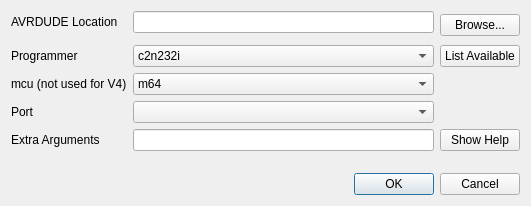
Above: src/burnconfigdialog.ui from roberto1903/companion9x before the change. Below: the same form after it.
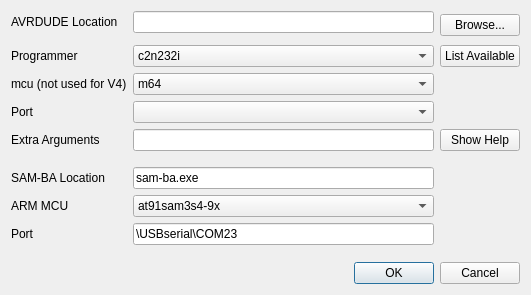
That is the form after the change. Icons and pictures are not drawn.

Patch:
```diff
--- a/src/burnconfigdialog.ui
+++ b/src/burnconfigdialog.ui
@@ -7,7 +7,7 @@
     <x>0</x>
     <y>0</y>
     <width>531</width>
-    <height>206</height>
+    <height>295</height>
    </rect>
   </property>
   <property name="windowTitle">
@@ -548,6 +548,95 @@
        </item>
       </widget>
      </item>
+     <item row="8" column="2">
+      <widget class="QComboBox" name="arm_mcu">
+       <property name="toolTip">
+        <string>CPU of your TX</string>
+       </property>
+       <property name="whatsThis">
+        <string>CPU present on your 9x radio
+Should be m64 for stock radios
+m2560 for v4.1 boards</string>
+       </property>
+       <property name="insertPolicy">
+        <enum>QComboBox::InsertAlphabetically</enum>
+       </property>
+       <item>
+        <property name="text">
+         <string>at91sam3s4-9x</string>
+        </property>
+       </item>
+      </widget>
+     </item>
+     <item row="7" column="0">
+      <widget class="QLabel" name="label_6">
+       <property name="text">
+        <string>SAM-BA Location</string>
+       </property>
+       <property name="alignment">
+        <set>Qt::AlignLeading|Qt::AlignLeft|Qt::AlignVCenter</set>
+       </property>
+      </widget>
+     </item>
+     <item row="6" column="2">
+      <spacer name="verticalSpacer_2">
+       <property name="orientation">
+        <enum>Qt::Vertical</enum>
+       </property>
+       <property name="sizeHint" stdset="0">
+        <size>
+         <width>20</width>
+         <height>40</height>
+        </size>
+       </property>
+      </spacer>
+     </item>
+     <item row="7" column="2">
+      <widget class="QLineEdit" name="samba_location">
+       <property name="toolTip">
+        <string>Location of AVRDUDE executable</string>
+       </property>
+       <property name="whatsThis">
+        <string>The location of the AVRDUDE executable.</string>
+       </property>
+       <property name="text">
+        <string notr="true">sam-ba.exe</string>
+       </property>
+      </widget>
+     </item>
+     <item row="8" column="0">
+      <widget class="QLabel" name="label_7">
+       <property name="text">
+        <string>ARM MCU</string>
+       </property>
+       <property name="alignment">
+        <set>Qt::AlignLeading|Qt::AlignLeft|Qt::AlignVCenter</set>
+       </property>
+      </widget>
+     </item>
+     <item row="9" column="0">
+      <widget class="QLabel" name="label_8">
+       <property name="text">
+        <string>Port</string>
+       </property>
+       <property name="alignment">
+        <set>Qt::AlignLeading|Qt::AlignLeft|Qt::AlignVCenter</set>
+       </property>
+      </widget>
+     </item>
+     <item row="9" column="2">
+      <widget class="QLineEdit" name="samba_port">
+       <property name="toolTip">
+        <string>Location of AVRDUDE executable</string>
+       </property>
+       <property name="whatsThis">
+        <string>The location of the AVRDUDE executable.</string>
+       </property>
+       <property name="text">
+        <string notr="true">\USBserial\COM23</string>
+       </property>
+      </widget>
+     </item>
     </layout>
    </item>
    <item row="1" column="0">
```
Left out of the diff: 26 changed lines with no effect on the pictures.
